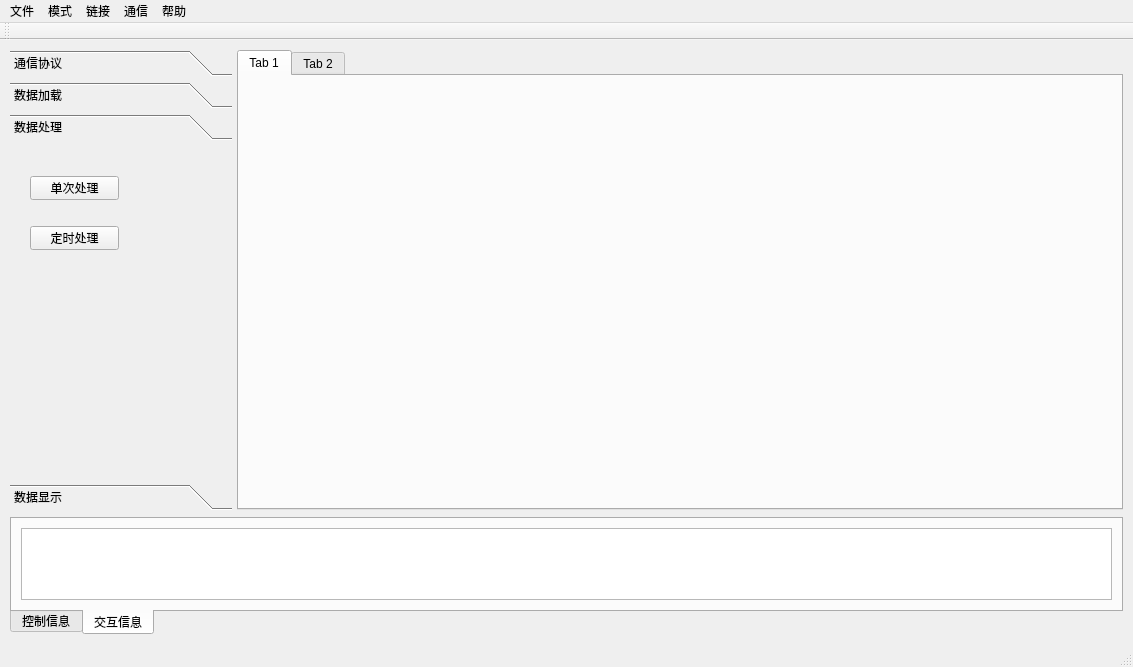
Above: smart_eye_pc_core/smart_eye_pc/mainwindow.ui from FpgaPublish/k2_smart_eye before the change. Below: the same form after it.
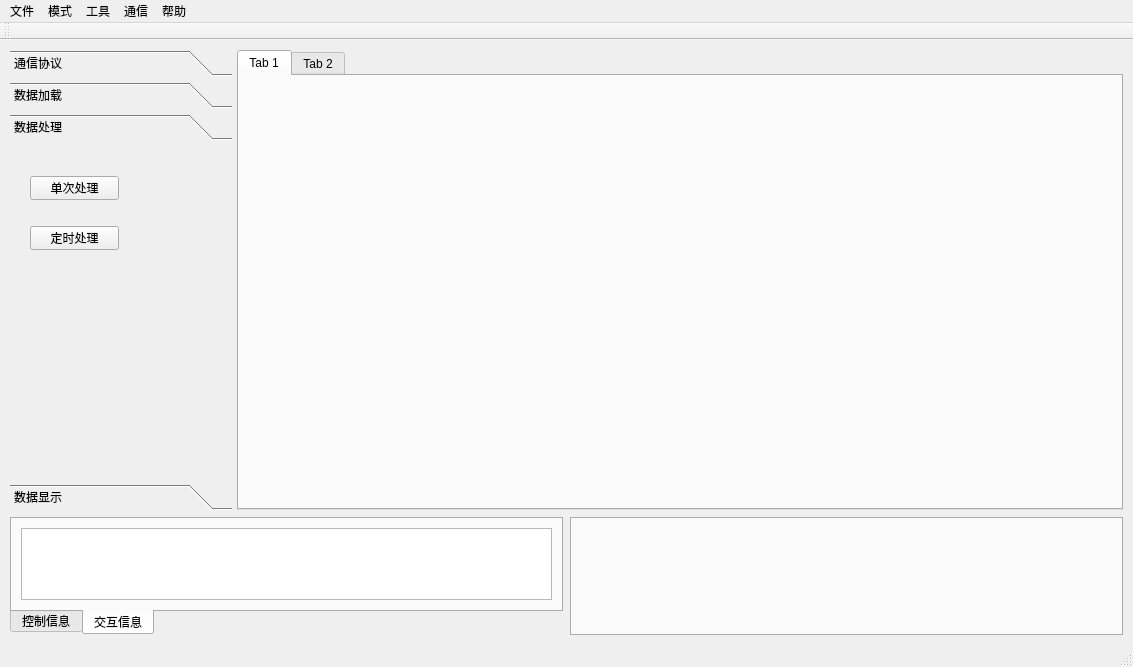
That is the form after the change. The open tabs and pages were chosen to show the change.

```diff
--- a/smart_eye_pc_core/smart_eye_pc/mainwindow.ui
+++ b/smart_eye_pc_core/smart_eye_pc/mainwindow.ui
@@ -349,6 +349,13 @@
           </widget>
          </widget>
         </item>
+        <item>
+         <widget class="QTabWidget" name="tab_tools">
+          <property name="tabPosition">
+           <enum>QTabWidget::South</enum>
+          </property>
+         </widget>
+        </item>
        </layout>
       </item>
      </layout>
@@ -378,7 +385,7 @@
    </widget>
    <widget class="QMenu" name="menuconnect">
     <property name="title">
-     <string>链接</string>
+     <string>工具</string>
     </property>
    </widget>
    <widget class="QMenu" name="menuparameter">
```
Left out of the diff: 10 changed lines with no effect on the pictures.
